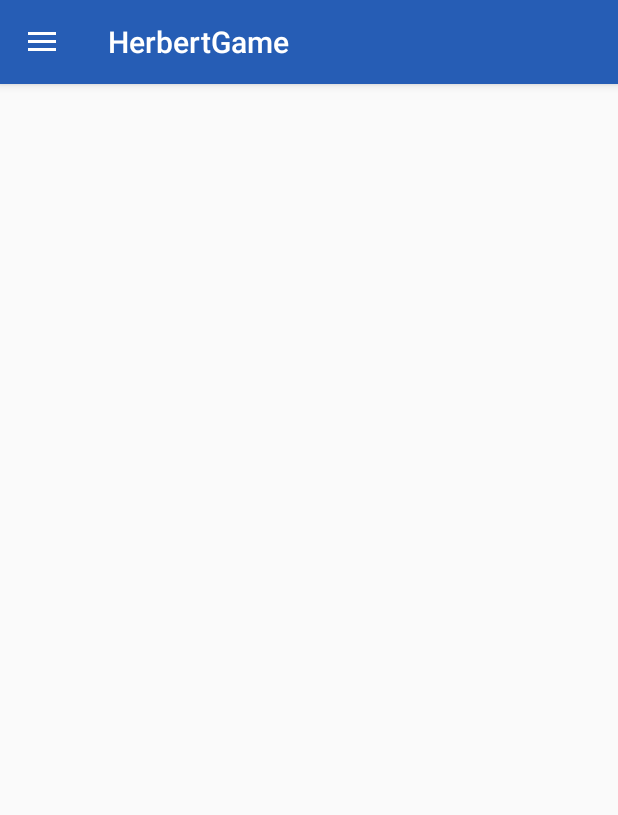
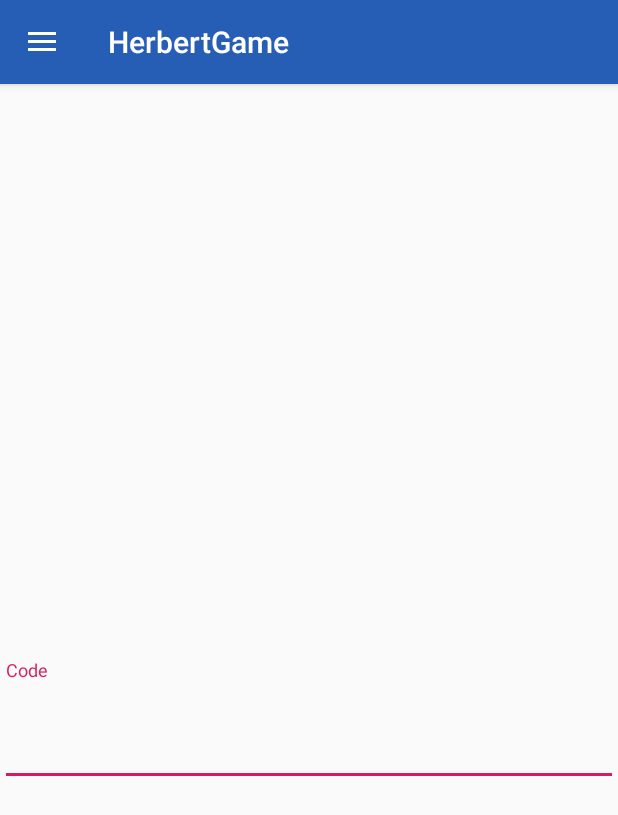
Before and after one commit to AIR-FOI-HR/AIR1905, an Android app: the screen it shows after launch (GameScreenActivity), on a phone screen of 412 x 824 dp. Shown: the top 815 px of the screen. Run offline under Robolectric (Android 15) with nearby library versions, the phone set to English and light mode, and no system bars; our stand-ins replace navigation-ui.

Commit message:
#10 implementacija tipkovnice za unos naredbi

```diff
--- a/HerbertGame/app/build.gradle
+++ b/HerbertGame/app/build.gradle
@@ -1,3 +1,4 @@
+//noinspection GradleCompatible
 apply plugin: 'com.android.application'
 
 android {
@@ -27,10 +28,9 @@ dependencies {
     implementation 'androidx.navigation:navigation-fragment:2.0.0'
     implementation 'androidx.navigation:navigation-ui:2.0.0'
     implementation 'androidx.lifecycle:lifecycle-extensions:2.0.0'
-    //noinspection GradleCompatible
-    implementation 'com.android.support:appcompat-v7:26.1.0'
-    //noinspection GradleCompatible
-    implementation 'com.android.support:design:26.1.0'
+
+
+
     testImplementation 'junit:junit:4.12'
     androidTestImplementation 'androidx.test.ext:junit:1.1.1'
     androidTestImplementation 'androidx.test.espresso:espresso-core:3.2.0'
--- a/HerbertGame/app/src/main/java/com/example/herbertgame/GameScreenActivity.java
+++ b/HerbertGame/app/src/main/java/com/example/herbertgame/GameScreenActivity.java
@@ -10,9 +10,11 @@ import androidx.core.view.GravityCompat;
 import androidx.drawerlayout.widget.DrawerLayout;
 import androidx.navigation.ui.AppBarConfiguration;
 
+import com.google.android.material.textfield.TextInputLayout;
+
 public class GameScreenActivity extends AppCompatActivity {
     private DrawerLayout drawerLayout;
-    private AppBarConfiguration conf;
+
     @Override
     protected void onCreate(@Nullable Bundle savedInstanceState) {
         super.onCreate(savedInstanceState);
@@ -25,6 +27,7 @@ public class GameScreenActivity extends AppCompatActivity {
         drawerLayout.addDrawerListener(toogle);
         toogle.syncState();
 
+
     }
     @Override
     public void onBackPressed(){
--- a/HerbertGame/app/src/main/res/layout/content_main.xml
+++ b/HerbertGame/app/src/main/res/layout/content_main.xml
@@ -14,13 +14,24 @@
         android:id="@+id/gameView"
         android:layout_width="match_parent"
         android:layout_height="match_parent"
-        android:layout_weight="2"></FrameLayout>
+        android:layout_weight="1"></FrameLayout>
     <FrameLayout
         android:layout_height="match_parent"
         android:id="@+id/inputView"
         android:layout_width="match_parent"
-        android:layout_weight="3">
+        android:layout_weight="1">
 
+        <com.google.android.material.textfield.TextInputLayout
+            android:layout_width="match_parent"
+            android:layout_height="wrap_content"
+            android:hint="Code">
+
+            <com.google.android.material.textfield.TextInputEditText
+                android:id="@+id/HerbertCode"
+                android:layout_width="match_parent"
+                android:layout_height="73dp" />
+
+        </com.google.android.material.textfield.TextInputLayout>
     </FrameLayout>
 
     </LinearLayout>
```
